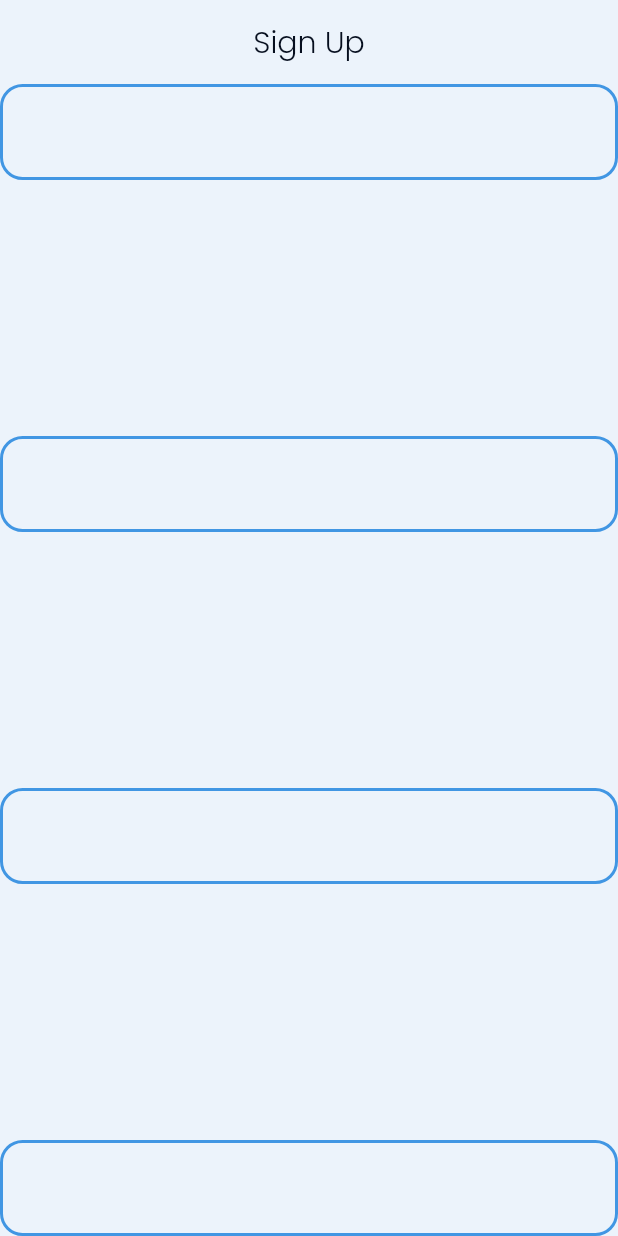
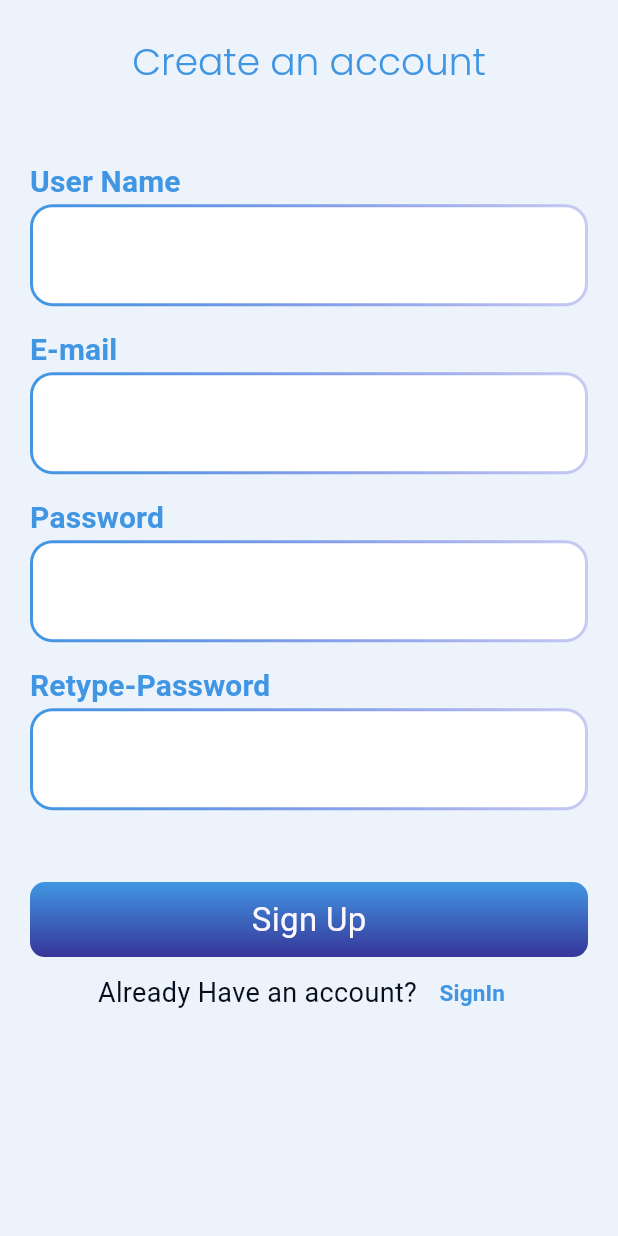
Before and after one commit to somayaSaeed/To-Do-App, a Flutter app: the screen it shows after launch, on a phone screen of 412 x 824 dp. Run offline on Flutter 3.47's test engine with Material 3 defaults, Android fonts, the phone set to English and light mode, and no system bars; our stand-ins replace cloud_firestore, easy_date_timeline, firebase_core, flutter_slidable, google_fonts; accounts and stored records are empty.

Commit message:
Create Register Screen

```diff
--- /dev/null
+++ b/lib/UI/Register_Login/LoginScreen.dart
@@ -0,0 +1,13 @@
+import 'package:flutter/cupertino.dart';
+import 'package:flutter/material.dart';
+
+class LoginScreen extends StatelessWidget {
+  const LoginScreen({super.key});
+
+  @override
+  Widget build(BuildContext context) {
+    return Scaffold(
+      backgroundColor: Colors.green,
+    );
+  }
+}
--- /dev/null
+++ b/lib/UI/Register_Login/Register Screen.dart
@@ -0,0 +1,129 @@
+import 'package:flutter/cupertino.dart';
+import 'package:flutter/material.dart';
+import 'package:to_do_app/UI/Register_Login/LoginScreen.dart';
+import 'package:to_do_app/Utils/Color%20Resources/Color_Resources.dart';
+
+import '../../Utils/CustomTextForm.dart';
+import '../../Utils/Custom Button.dart';
+
+class RegisterScreen extends StatelessWidget {
+  static String routName = 'sign-up-screen';
+
+  TextEditingController nameController = TextEditingController();
+
+  TextEditingController emailController = TextEditingController();
+
+  TextEditingController confirmPasswordController = TextEditingController();
+
+  TextEditingController passwordController = TextEditingController();
+
+
+  RegisterScreen({super.key});
+
+  @override
+  Widget build(BuildContext context) {
+
+    double height = MediaQuery.of(context).size.height;
+
+    return Scaffold(
+        appBar: AppBar(
+          toolbarHeight: height*0.1,
+          backgroundColor: Colors.transparent,
+          centerTitle: true,
+          title: Text(
+            'Create an account',
+            style: TextStyle(
+              fontSize: 25,
+              color: ColorResources.babyBlue,
+              fontWeight: FontWeight.w300,
+            ),
+          ),
+        ),
+        body: Form(
+          child: SingleChildScrollView(
+            child: Padding(
+              padding: const EdgeInsets.symmetric(horizontal: 20),
+              child: Column(
+                crossAxisAlignment: CrossAxisAlignment.start,
+                children: [
+                  SizedBox(
+                    height:  height* 0.03,
+                  ),
+                  Text(
+                    'User Name',
+                    style: Theme.of(context).textTheme.labelLarge,
+                  ),
+                  CustomTextForm(
+                    controller: nameController,
+                    validator: (text) {},
+                  ),
+                  Text(
+                    'E-mail',
+                    style: Theme.of(context).textTheme.labelLarge,
+                  ),
+                  CustomTextForm(
+                    controller: emailController,
+
+                    validator: (text) {},
+                  ),
+                  Text(
+                    'Password',
+                    style: Theme.of(context).textTheme.labelLarge,
+                  ),
+                  CustomTextForm(
+                    controller: passwordController,
+
+                    validator: (text) {},
+                  ),
+                  Text(
+                    'Retype-Password',
+                    style: Theme.of(context).textTheme.labelLarge,
+                  ),
+                  CustomTextForm(
+                    controller: confirmPasswordController,
+
+                    validator: (text) {
+
+                    },
+                  ),
+                  SizedBox(height: height*0.04,),
+                  customBottom(
+                    onTap: () {
+
+                    },
+                    text: 'Sign Up',
+                    bgColor1: ColorResources.babyBlue,
+                    bgColor2: ColorResources.primaryLightColor,
+                    textColor: ColorResources.blackText,
+                  ) ,
+                  Row(
+                    mainAxisAlignment: MainAxisAlignment.center,
+                    children: [
+                      Text(
+                        "Already Have an account? ",
+                        style: TextStyle(
+                            color: ColorResources.bgDarkColor,
+                            fontSize: 18,
+                            fontWeight: FontWeight.w400),
+                      ),
+                      TextButton(
+                        onPressed: () {
+                          Navigator.of(context).pushReplacement(
+                              MaterialPageRoute(builder: (_) =>   LoginScreen ()));                        },
+                        child: Text(
+                          "SignIn",
+                          style: TextStyle(
+                              color: ColorResources.babyBlue,
+                              fontSize: 15,
+                              fontWeight: FontWeight.bold),
+                        ),
+                      ),
+                    ],
+                  )
+                ],
+              ),
+            ),
+          ),
+        ));
+  }
+}
--- a/lib/UI/Register_Login/login_screen.dart
+++ /dev/null
@@ -1,43 +0,0 @@
-import 'package:flutter/cupertino.dart';
-import 'package:flutter/material.dart';
-import 'package:to_do_app/Utils/Color%20Resources/Color_Resources.dart';
-
-import '../../Utils/CustomTextForm.dart';
-
-class LoginScreen extends StatelessWidget {
-  static String routName = 'login-screen';
-
-  const LoginScreen({super.key});
-
-  @override
-  Widget build(BuildContext context) {
-    return Scaffold(
-      appBar: AppBar(
-        backgroundColor: Colors.transparent,
-        centerTitle: true,
-        title: Text(
-          'Sign Up',
-          style: TextStyle(
-            fontSize: 20,
-            color: ColorResources.bgDarkColor,
-            fontWeight: FontWeight.w300,
-          ),
-        ),
-
-      ),
-      body:Column(
-
-        children: [
-          CustomTextForm(),
-          Spacer(),
-          CustomTextForm(),
-          Spacer(),
-          CustomTextForm(),
-          Spacer(),
-          CustomTextForm(),
-
-        ],
-      )
-    );
-  }
-}
--- /dev/null
+++ b/lib/Utils/Custom Button.dart
@@ -0,0 +1,36 @@
+import 'package:flutter/material.dart';
+import 'package:google_fonts/google_fonts.dart';
+
+import 'Color Resources/Color_Resources.dart';
+
+Widget customBottom(
+    {required VoidCallback onTap,
+    required String text,
+    required Color bgColor1,
+    required Color bgColor2,
+    required Color textColor}) {
+  return GestureDetector(
+    onTap: onTap,
+    child: Container(
+      width: double.infinity,
+      height: 50,
+      decoration: BoxDecoration(
+        gradient: LinearGradient(
+            begin: Alignment.topCenter,
+            end: Alignment.bottomCenter,
+            colors: <Color>[bgColor1, bgColor2]),
+        borderRadius: BorderRadius.circular(10),
+      ),
+      child: Center(
+        child: Text(
+          text,
+          style: GoogleFonts.roboto(
+            color:ColorResources.white ,
+            fontSize:22 ,
+            fontWeight: FontWeight.w400 ,
+          )
+        ),
+      ),
+    ),
+  );
+}
--- a/lib/Utils/CustomTextForm.dart
+++ b/lib/Utils/CustomTextForm.dart
@@ -2,26 +2,83 @@ import 'package:flutter/material.dart';
 import 'package:to_do_app/Utils/Color%20Resources/Color_Resources.dart';
 
 class CustomTextForm extends StatelessWidget {
-  const CustomTextForm({super.key});
+  TextInputType keyBordType ;
+  String label;
+  String hintText ;
+  TextEditingController controller;
+  final String? Function(String?) validator;
+
+  CustomTextForm({
+    super.key,
+    this.label ='',
+    this.hintText = '',
+    required this.validator,
+    required this.controller,
+    this.keyBordType = TextInputType.text
+  });
 
   @override
   Widget build(BuildContext context) {
-    return TextFormField(
+    return Padding(
+      padding: const EdgeInsets.only(bottom: 15.0),
+      child: Stack(
+        children: [
+          Container(
+
+            decoration: BoxDecoration(
+              borderRadius: BorderRadius.circular(15),
+              gradient: LinearGradient(
+                colors: [
+                  ColorResources.babyBlue,
+                  ColorResources.darkBlueText,
+                ],
+              ),
+            ),
+            padding: const EdgeInsets.all(2),
+            child: Container(
+              decoration: BoxDecoration(
+                color: Colors.white,
+                borderRadius: BorderRadius.circular(13),
+              ),
+              child: TextFormField(
                 decoration: InputDecoration(
                   enabledBorder: OutlineInputBorder(
                     borderRadius: BorderRadius.circular(15),
                     borderSide: BorderSide(
-            color: ColorResources.babyBlue,
-            width: 2,
+                      color: Colors.transparent,
                     ),
                   ),
                   focusedBorder: OutlineInputBorder(
                     borderRadius: BorderRadius.circular(15),
                     borderSide: BorderSide(
-            color: ColorResources.babyBlue,
+                      color: Colors.transparent,
+                    ),
+                  ),
+                  errorBorder: OutlineInputBorder(
+                    borderRadius: BorderRadius.circular(15),
+                    borderSide: BorderSide(
+                      color: ColorResources.red,
                       width: 2,
                     ),
                   ),
+                  focusedErrorBorder: OutlineInputBorder(
+                    borderRadius: BorderRadius.circular(15),
+                    borderSide: BorderSide(
+                      color: ColorResources.red,
+                      width: 2,
+                    ),
+                  ),
+                  hintText: hintText,
+                  hintStyle: TextStyle(fontSize: 15 , color: ColorResources.lightGray)
+                ),
+
+                validator: validator,
+                keyboardType: keyBordType,
+                controller: controller,
+              ),
+            ),
+          ),
+        ],
       ),
     );
   }
--- a/lib/Utils/Theme/Theme.dart
+++ b/lib/Utils/Theme/Theme.dart
@@ -73,6 +73,11 @@ class MyThemeData {
           fontSize:16 ,
           fontWeight: FontWeight.w400 ,
         ),
+          labelLarge:GoogleFonts.roboto(
+            color:ColorResources.babyBlue,
+            fontSize:20 ,
+            fontWeight: FontWeight.w600 ,
+          )
 
 
       )
--- a/lib/main.dart
+++ b/lib/main.dart
@@ -5,7 +5,8 @@ import 'package:flutter/material.dart';
 import 'package:to_do_app/Core/Provider/list%20provider.dart';
 import 'package:to_do_app/UI/Board/Board%20Screen.dart';
 import 'UI/Home/home_Screen.dart';
-import 'UI/Register_Login/login_screen.dart';
+import 'UI/Register_Login/LoginScreen.dart';
+import 'UI/Register_Login/Register Screen.dart';
 import 'Utils/Theme/Theme.dart';
 import 'package:provider/provider.dart';
 
@@ -36,13 +37,13 @@ class ToDoApp extends StatelessWidget {
   Widget build(BuildContext context) {
     return MaterialApp(
       debugShowCheckedModeBanner: false,
-      initialRoute: LoginScreen.routName ,
+      initialRoute: RegisterScreen.routName ,
       theme: MyThemeData.lightMode,
 
       routes: {
         SplashScreen.routName : (context) =>   SplashScreen(),
         HomeScreen.routName : (context) =>   HomeScreen(),
-        LoginScreen.routName : (context) =>   LoginScreen(),
+        RegisterScreen.routName : (context) =>   RegisterScreen(),
 
 
 
```
Also changed, not shown: lib/UI/Register_Login/register_screen.dart (deleted). Lines whose indentation alone changed are shown as unchanged.
